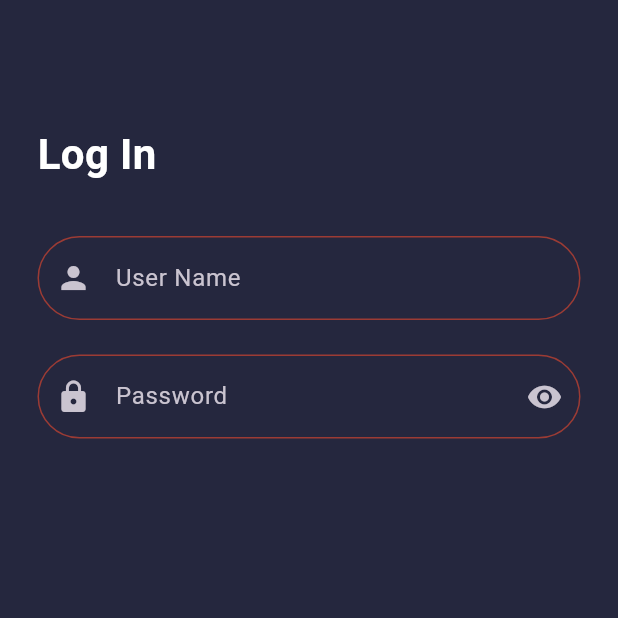
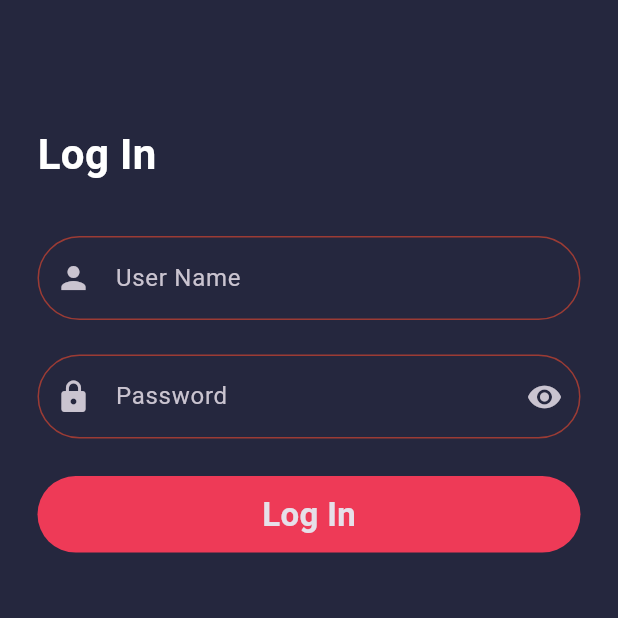
Before and after one commit to mohamedgalalelhamrawy/login_page, a Flutter app: the screen it shows after launch, on a phone screen of 412 x 824 dp, the top half of it. Run offline on Flutter 3.47's test engine with Material 3 defaults, Android fonts, the phone set to English and light mode, and no system bars.

Commit message:
add button of login to home page

```diff
--- a/lib/home_page.dart
+++ b/lib/home_page.dart
@@ -16,21 +16,38 @@ class HomePage extends StatelessWidget {
             SizedBox(
               height: MediaQuery.sizeOf(context).height * 0.1,
             ),
-            Text(
+            const  Text(
               "Log In",
               style: TextStyle(
                   color: Colors.white,
                   fontSize: 28,
                   fontWeight: FontWeight.bold),
             ),
-            SizedBox(
+           const  SizedBox(
               height: 35,
             ),
             CustomTextField(text: "User Name", icon: Icon(Icons.person)),
-            SizedBox(
+           const  SizedBox(
               height: 23,
             ),
             CustomTextField(text: "Password", icon: Icon(Icons.lock),suffixicon: Icon(Icons.visibility),),
+             const  SizedBox(
+              height: 25,
+            ),
+            GestureDetector(
+              child: Container(
+                alignment: Alignment.center,
+                width: double.infinity,
+                decoration: BoxDecoration(
+                  borderRadius: BorderRadius.circular(30),
+                  color: Color(0xffEE3A57)
+                ),
+                child: const Padding(
+                  padding: EdgeInsets.symmetric(vertical: 10),
+                  child: Text("Log In",style: TextStyle(fontSize: 22,fontWeight: FontWeight.bold),),
+                ),
+              ),
+            )
           ],
         ),
       ),
```
